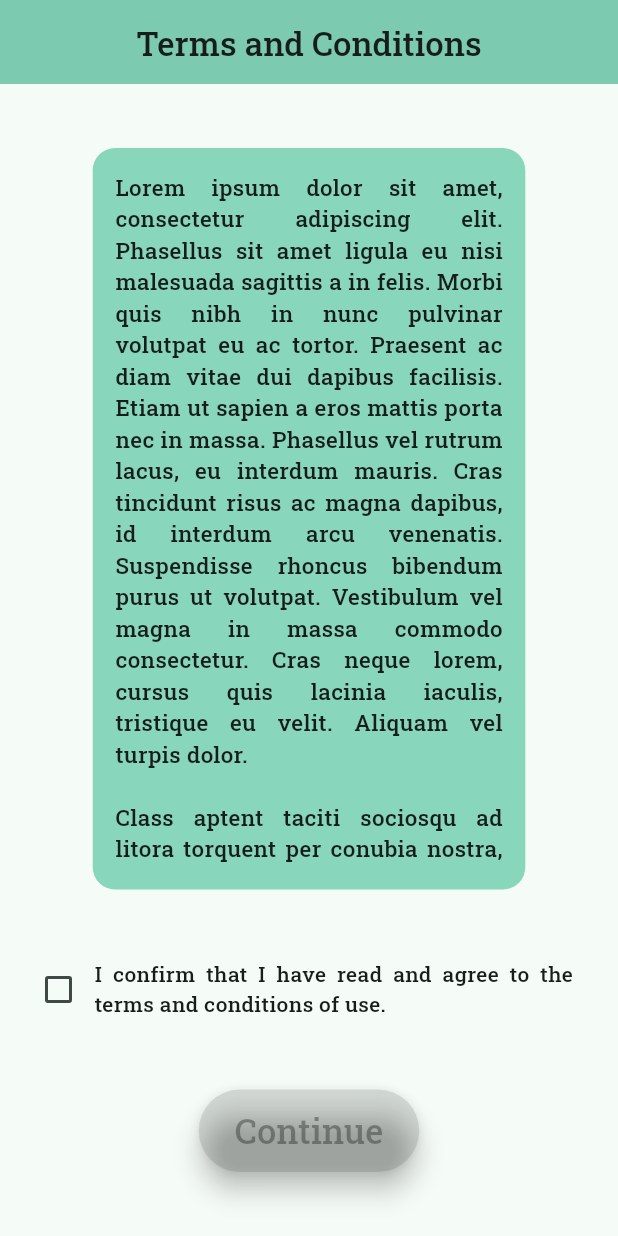
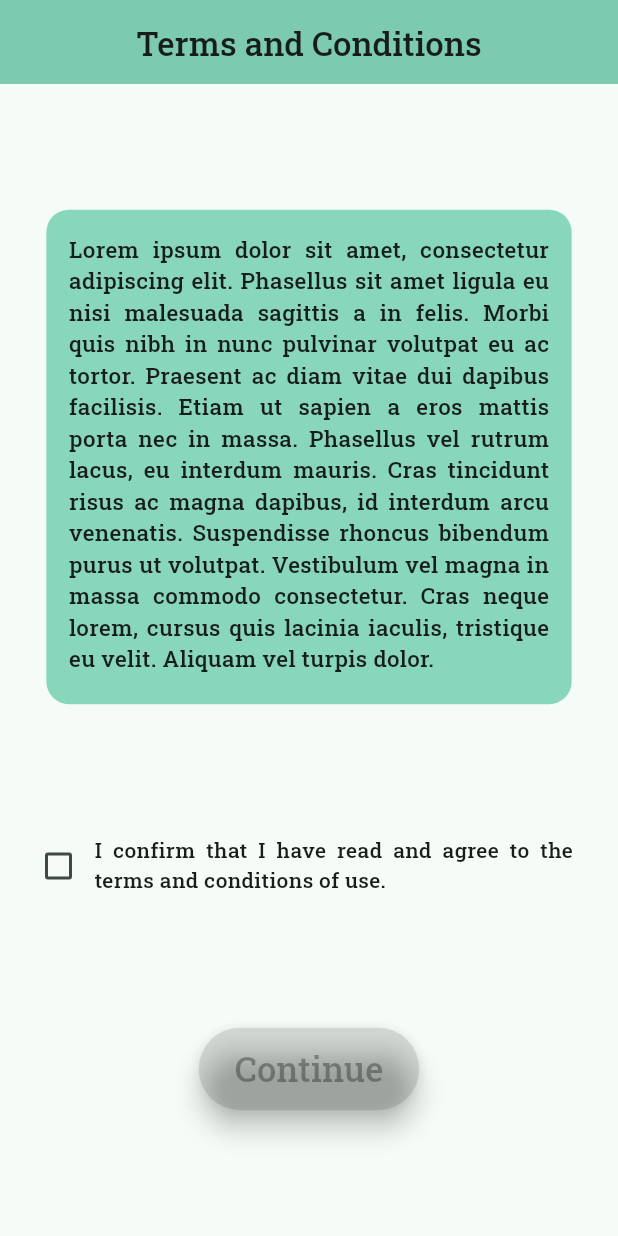
Before and after one commit to roninds14/reader, a Flutter app: the TermsPage screen opened by its route, on a phone screen of 412 x 824 dp. Run offline on Flutter 3.47's test engine with Material 3 defaults, Android fonts, the phone set to English and light mode, and no system bars; our stand-ins replace flutter_switch, shared_preferences; missing offline and left inert: flutter_flavor; accounts and stored records are empty; generated files the repository leaves out were written again.

Commit message:
ajsutando modo paisagem pagina dos termos

```diff
--- a/lib/views/terms_page.dart
+++ b/lib/views/terms_page.dart
@@ -48,8 +48,8 @@
                 color: Theme.of(context).colorScheme.inversePrimary,
               ),
               padding: const EdgeInsets.all(15.0),
-              height: MediaQuery.of(context).size.height * 0.6,
-              width: MediaQuery.of(context).size.width * 0.7,
+              height: MediaQuery.of(context).size.height * 0.4,
+              width: MediaQuery.of(context).size.width * 0.85,
               child: SingleChildScrollView(
                 child: Text(
                   AppLocalizations.of(context)!.termsAndConditions,
```
